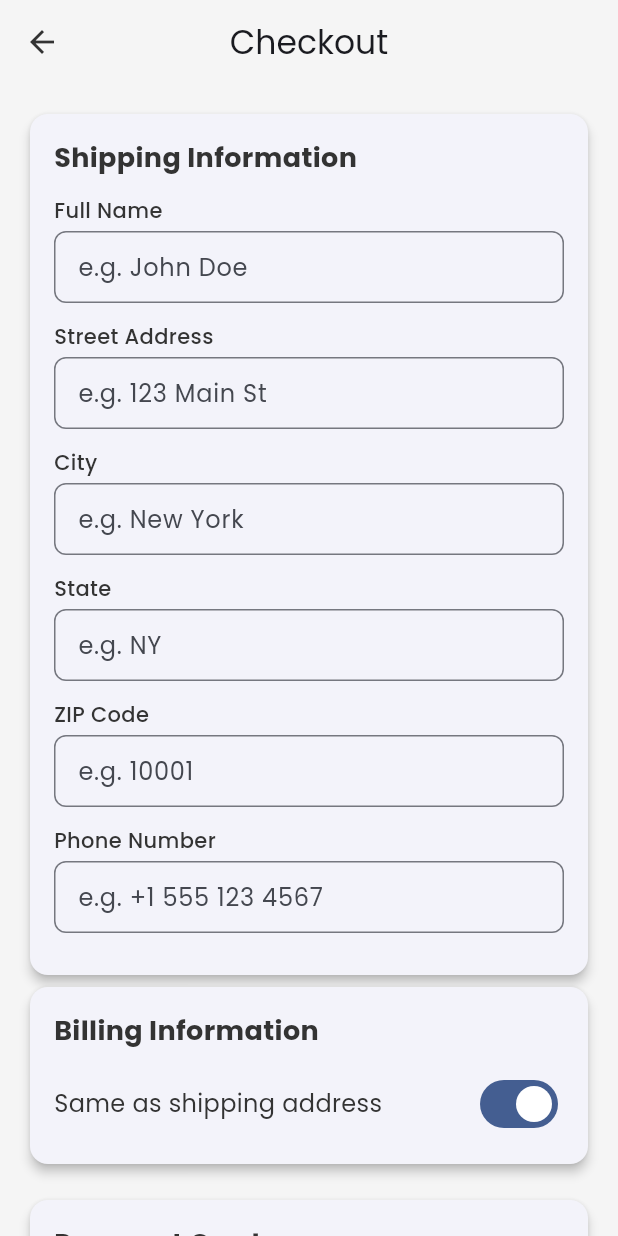
After one commit to HabeebEttu/laptop_harbour, a Flutter app: the CheckoutPage screen opened directly, on a phone screen of 412 x 824 dp. The commit adds this screen. Run offline on Flutter 3.47's test engine with Material 3 defaults, Android fonts, the phone set to English and light mode, and no system bars; our stand-ins replace cloud_firestore, firebase_auth, firebase_core, flutter_dotenv, font_awesome_flutter, google_fonts and 3 more; accounts and stored records are empty.

Commit message:
feat: Update cart and checkout functionality; support dynamic image loading and currency format, and implement checkout page with user input fields

```diff
--- a/lib/components/cart_item_card.dart
+++ b/lib/components/cart_item_card.dart
@@ -33,7 +33,7 @@ class _CartItemCardState extends State<CartItemCard> {
               padding: const EdgeInsets.all(10),
               decoration: BoxDecoration(
                 image: DecorationImage(
-                  image: AssetImage(widget.cartItem.item.image),
+                  image:widget.cartItem.item.image.startsWith('http') ?NetworkImage(widget.cartItem.item.image):AssetImage(widget.cartItem.item.image),
                   fit: BoxFit.fitWidth,
                 ),
               ),
@@ -54,7 +54,7 @@ class _CartItemCardState extends State<CartItemCard> {
                 Padding(
                   padding: const EdgeInsets.symmetric(vertical: 8.0),
                   child: Text(
-                    '\$${widget.cartItem.item.price.toStringAsFixed(2)}',
+                    '₦${widget.cartItem.item.price.toStringAsFixed(2)}',
                     style: const TextStyle(
                       color: Colors.blueAccent,
                       fontWeight: FontWeight.bold,
--- a/lib/pages/cart_page.dart
+++ b/lib/pages/cart_page.dart
@@ -121,14 +121,14 @@ class CheckOutCard extends StatelessWidget {
     final cartProvider = Provider.of<CartProvider>(context);
     NumberFormat currencyFormatter = NumberFormat.currency(
       locale: 'en_US',
-      symbol: '\$',
+      symbol: '₦',
       decimalDigits: 2,
     );
 
     double subtotal = cart.items.fold(
         0.0,
         (sum, item) => sum + (item.item.price * item.quantity));
-    double tax = subtotal * 0.08; // 8% tax
+    double tax = subtotal * 0.08;
     double shipping = 0.0;
     double total = subtotal + tax + shipping;
 
--- /dev/null
+++ b/lib/pages/checkout_page.dart
@@ -0,0 +1,203 @@
+import 'package:flutter/material.dart';
+
+class CheckoutPage extends StatelessWidget {
+  const CheckoutPage({super.key});
+
+  @override
+  Widget build(BuildContext context) {
+    final screenWidth = MediaQuery.of(context).size.width;
+    final isSmallScreen = screenWidth < 360;
+
+    return Scaffold(
+      appBar: AppBar(title: const Text("Checkout"), centerTitle: true),
+      body: SafeArea(
+        child: SingleChildScrollView(
+          padding: EdgeInsets.all(isSmallScreen ? 12.0 : 16.0),
+          child: Column(
+            children: [
+              _buildCard(
+                title: "Shipping Information",
+                child: Column(
+                  crossAxisAlignment: CrossAxisAlignment.start,
+                  children: [
+                    _buildTextField(
+                      "Full Name",
+                      "e.g. John Doe",
+                      isSmallScreen,
+                    ),
+                    _buildTextField(
+                      "Street Address",
+                      "e.g. 123 Main St",
+                      isSmallScreen,
+                    ),
+                    _buildTextField("City", "e.g. New York", isSmallScreen),
+                    _buildTextField("State", "e.g. NY", isSmallScreen),
+                    _buildTextField("ZIP Code", "e.g. 10001", isSmallScreen),
+                    _buildTextField(
+                      "Phone Number",
+                      "e.g. +1 555 123 4567",
+                      isSmallScreen,
+                    ),
+                  ],
+                ),
+              ),
+              _buildCard(
+                title: "Billing Information",
+                child: Row(
+                  mainAxisAlignment: MainAxisAlignment.spaceBetween,
+                  children: [
+                    const Text(
+                      "Same as shipping address",
+                      style: TextStyle(fontSize: 16),
+                    ),
+                    Switch(
+                      value: true, // default ON
+                      onChanged: (value) {
+                        // handle toggle change here
+                      },
+                    ),
+                  ],
+                ),
+              ),
+              const SizedBox(height: 16),
+              _buildCard(
+                title: "Payment Card",
+                child: Column(
+                  crossAxisAlignment: CrossAxisAlignment.start,
+                  children: [
+                    _buildTextField(
+                      "Cardholder Name",
+                      "e.g. John Doe",
+                      isSmallScreen,
+                    ),
+                    _buildTextField(
+                      "Card Number",
+                      "e.g. 1234 5678 9012 3456",
+                      isSmallScreen,
+                    ),
+                    _buildTextField("Expiration Date", "MM/YY", isSmallScreen),
+                    _buildTextField("CVV", "e.g. 123", isSmallScreen),
+                  ],
+                ),
+              ),
+              const SizedBox(height: 16),
+              _buildCard(
+                title: "Order Summary",
+                child: Column(
+                  children: [
+                    _buildSummaryRow("Subtotal", "\$120.00"),
+                    _buildSummaryRow("Shipping", "\$10.00"),
+                    _buildSummaryRow("Estimated Tax", "\$8.50"),
+                    const Divider(),
+                    _buildSummaryRow("Total", "\$138.50", isTotal: true),
+                    const SizedBox(height: 16),
+                    SizedBox(
+                      width: double.infinity,
+                      child: ElevatedButton(
+                        style: ElevatedButton.styleFrom(
+                          backgroundColor: Colors.green,
+                          padding: const EdgeInsets.symmetric(vertical: 16),
+                        ),
+                        onPressed: () {
+                          // Place order action here
+                        },
+                        child: const Text(
+                          "Place Your Order",
+                          style: TextStyle(fontSize: 18, color: Colors.white),
+                        ),
+                      ),
+                    ),
+                  ],
+                ),
+              ),
+            ],
+          ),
+        ),
+      ),
+    );
+  }
+
+  // Card builder for sections
+  static Widget _buildCard({required String title, required Widget child}) {
+    return Card(
+      shape: RoundedRectangleBorder(borderRadius: BorderRadius.circular(12)),
+      elevation: 3,
+      child: Padding(
+        padding: const EdgeInsets.all(16.0),
+        child: Column(
+          crossAxisAlignment: CrossAxisAlignment.start,
+          children: [
+            Text(
+              title,
+              style: const TextStyle(fontSize: 18, fontWeight: FontWeight.bold),
+            ),
+            const SizedBox(height: 12),
+            child,
+          ],
+        ),
+      ),
+    );
+  }
+
+  // Text field with label above
+  static Widget _buildTextField(String label, String hint, bool isSmallScreen) {
+    return Padding(
+      padding: const EdgeInsets.only(bottom: 12.0),
+      child: Column(
+        crossAxisAlignment: CrossAxisAlignment.start,
+        children: [
+          Text(
+            label,
+            style: TextStyle(
+              fontSize: isSmallScreen ? 13 : 14,
+              fontWeight: FontWeight.w500,
+            ),
+          ),
+          const SizedBox(height: 4),
+          TextField(
+            decoration: InputDecoration(
+              hintText: hint,
+              border: OutlineInputBorder(
+                borderRadius: BorderRadius.circular(8),
+              ),
+              contentPadding: const EdgeInsets.symmetric(
+                horizontal: 12,
+                vertical: 10,
+              ),
+            ),
+          ),
+        ],
+      ),
+    );
+  }
+
+  // Row for order summary values
+  static Widget _buildSummaryRow(
+    String label,
+    String value, {
+    bool isTotal = false,
+  }) {
+    return Padding(
+      padding: const EdgeInsets.symmetric(vertical: 4.0),
+      child: Row(
+        mainAxisAlignment: MainAxisAlignment.spaceBetween,
+        children: [
+          Text(
+            label,
+            style: TextStyle(
+              fontWeight: isTotal ? FontWeight.bold : FontWeight.normal,
+              fontSize: isTotal ? 16 : 14,
+            ),
+          ),
+          Text(
+            value,
+            style: TextStyle(
+              fontWeight: isTotal ? FontWeight.bold : FontWeight.normal,
+              fontSize: isTotal ? 16 : 14,
+            ),
+          ),
+        ],
+      ),
+    );
+  }
+}
```
Also changed, not shown: lib/pages/laptop_details_page.dart (+32 -3 lines), lib/providers/cart_provider.dart (+35 -37 lines).
